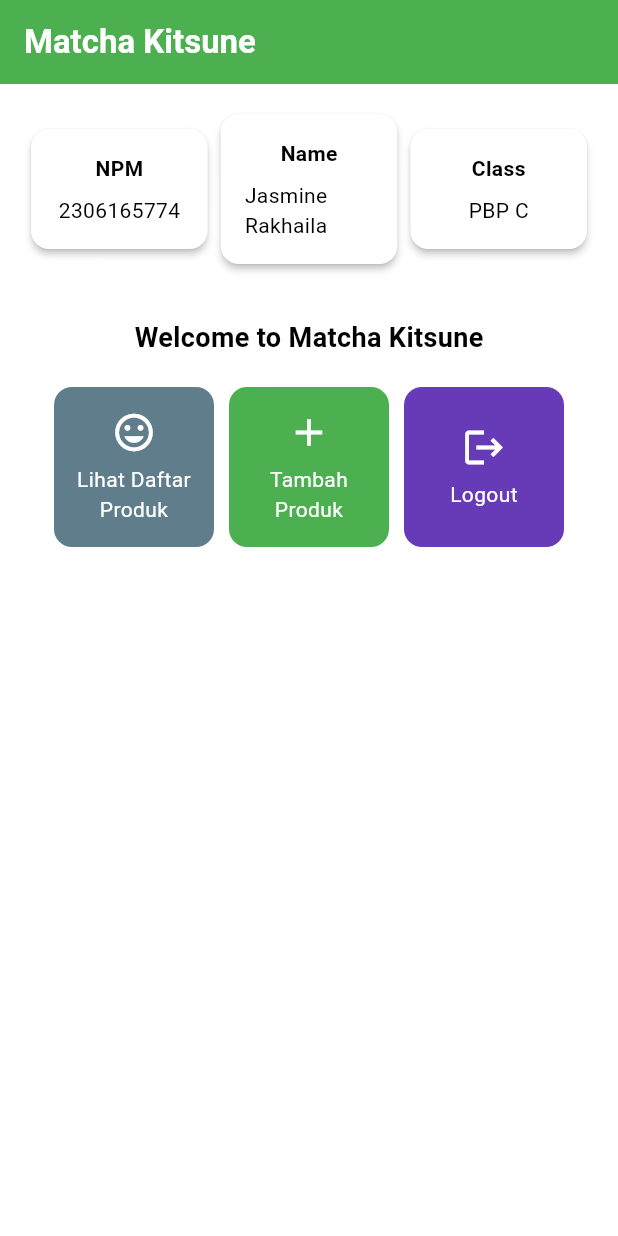
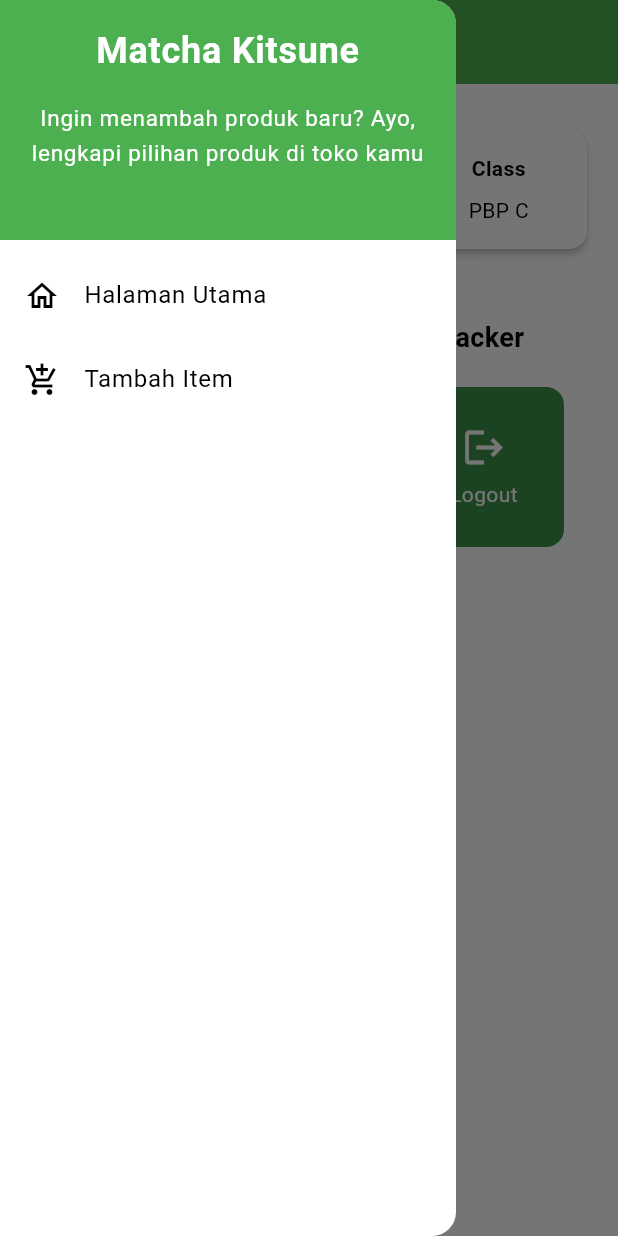
Before and after one commit to jasminerakhaila/matcha-kitsune, a Flutter app: the screen it shows after launch, with the side drawer open (before the commit the screen has no drawer), on a phone screen of 412 x 824 dp. Run offline on Flutter 3.47's test engine with Material 3 defaults, Android fonts, the phone set to English and light mode, and no system bars.

Commit message:
Tugas 8 done

```diff
--- a/lib/main.dart
+++ b/lib/main.dart
@@ -1,6 +1,5 @@
 import 'package:flutter/material.dart';
-import 'package:matcha_kitsune/menu.dart';
-import 'package:matcha_kitsune/menu.dart';
+import 'package:matcha_kitsune/screens/menu.dart';
 
 void main() {
   runApp(const MyApp());
--- a/lib/menu.dart
+++ /dev/null
@@ -1,188 +0,0 @@
-import 'package:flutter/material.dart';
-
-class MyHomePage extends StatelessWidget {
-  final String npm = '2306165774'; // NPM
-  final String name = 'Jasmine Rakhaila'; // Nama
-  final String className = 'PBP C'; // Kelas
-
-  MyHomePage({super.key});
-
-  final List<ItemHomepage> items = [
-    ItemHomepage("Lihat Daftar Produk", Icons.mood, Colors.blueGrey),
-    ItemHomepage("Tambah Produk", Icons.add,Colors.green),
-    ItemHomepage("Logout", Icons.logout, Colors.deepPurple),
-  ];
-
-  @override
-  Widget build(BuildContext context) {
-    // Scaffold menyediakan struktur dasar halaman dengan AppBar dan body.
-    return Scaffold(
-      // AppBar adalah bagian atas halaman yang menampilkan judul.
-      appBar: AppBar(
-        // Judul aplikasi "Matcha Kitsune" dengan teks putih dan tebal.
-        title: const Text(
-          'Matcha Kitsune',
-          style: TextStyle(
-            color: Colors.white,
-            fontWeight: FontWeight.bold,
-          ),
-        ),
-        // Warna latar belakang AppBar diambil dari skema warna tema aplikasi.
-        backgroundColor: Theme.of(context).colorScheme.primary,
-      ),
-      // Body halaman dengan padding di sekelilingnya.
-      body: Padding(
-        padding: const EdgeInsets.all(16.0),
-        // Menyusun widget secara vertikal dalam sebuah kolom.
-        child: Column(
-          crossAxisAlignment: CrossAxisAlignment.center,
-          children: [
-            // Row untuk menampilkan 3 InfoCard secara horizontal.
-            Row(
-              mainAxisAlignment: MainAxisAlignment.spaceEvenly,
-              children: [
-                InfoCard(title: 'NPM', content: npm),
-                InfoCard(title: 'Name', content: name),
-                InfoCard(title: 'Class', content: className),
-              ],
-            ),
-
-            // Memberikan jarak vertikal 16 unit.
-            const SizedBox(height: 16.0),
-
-            // Menempatkan widget berikutnya di tengah halaman.
-            Center(
-              child: Column(
-                // Menyusun teks dan grid item secara vertikal.
-
-                children: [
-                  // Menampilkan teks sambutan dengan gaya tebal dan ukuran 18.
-                  const Padding(
-                    padding: EdgeInsets.only(top: 16.0),
-                    child: Text(
-                      'Welcome to Matcha Kitsune',
-                      style: TextStyle(
-                        fontWeight: FontWeight.bold,
-                        fontSize: 18.0,
-                      ),
-                    ),
-                  ),
-
-                  // Grid untuk menampilkan ItemCard dalam bentuk grid 3 kolom.
-                  GridView.count(
-                    primary: true,
-                    padding: const EdgeInsets.all(20),
-                    crossAxisSpacing: 10,
-                    mainAxisSpacing: 10,
-                    crossAxisCount: 3,
-                    // Agar grid menyesuaikan tinggi kontennya.
-                    shrinkWrap: true,
-
-                    // Menampilkan ItemCard untuk setiap item dalam list items.
-                    children: items.map((ItemHomepage item) {
-                      return ItemCard(item);
-                    }).toList(),
-                  ),
-                ],
-              ),
-            ),
-          ],
-        ),
-      ),
-    );
-  }
-}
-
-class InfoCard extends StatelessWidget {
-  // Kartu informasi yang menampilkan title dan content.
-
-  final String title; // Judul kartu.
-  final String content; // Isi kartu.
-
-  const InfoCard({super.key, required this.title, required this.content});
-
-  @override
-  Widget build(BuildContext context) {
-    return Card(
-      // Membuat kotak kartu dengan bayangan dibawahnya.
-      elevation: 2.0,
-      child: Container(
-        // Mengatur ukuran dan jarak di dalam kartu.
-        width: MediaQuery.of(context).size.width /
-            3.5, // menyesuaikan dengan lebar device yang digunakan.
-        padding: const EdgeInsets.all(16.0),
-        // Menyusun title dan content secara vertikal.
-        child: Column(
-          children: [
-            Text(
-              title,
-              style: const TextStyle(fontWeight: FontWeight.bold),
-            ),
-            const SizedBox(height: 8.0),
-            Text(content),
-          ],
-        ),
-      ),
-    );
-  }
-}
-
-class ItemCard extends StatelessWidget {
-  // Menampilkan kartu dengan ikon dan nama.
-
-  final ItemHomepage item;
-
-  const ItemCard(this.item, {super.key});
-
-  @override
-  Widget build(BuildContext context) {
-    return Material(
-      // Menentukan warna latar belakang dari tema aplikasi.
-      color: item.color, // Menggunakan warna dari item
-      // Membuat sudut kartu melengkung.
-      borderRadius: BorderRadius.circular(12),
-
-      child: InkWell(
-        // Aksi ketika kartu ditekan.
-        onTap: () {
-          // Menampilkan pesan SnackBar saat kartu ditekan.
-          ScaffoldMessenger.of(context)
-            ..hideCurrentSnackBar()
-            ..showSnackBar(SnackBar(
-                content: Text("Kamu telah menekan tombol ${item.name}!")));
-        },
-        // Container untuk menyimpan Icon dan Text
-        child: Container(
-          padding: const EdgeInsets.all(8),
-          child: Center(
-            child: Column(
-              // Menyusun ikon dan teks di tengah kartu.
-              mainAxisAlignment: MainAxisAlignment.center,
-              children: [
-                Icon(
-                  item.icon,
-                  color: Colors.white,
-                  size: 30.0,
-                ),
-                const Padding(padding: EdgeInsets.all(3)),
-                Text(
-                  item.name,
-                  textAlign: TextAlign.center,
-                  style: const TextStyle(color: Colors.white),
-                ),
-              ],
-            ),
-          ),
-        ),
-      ),
-    );
-  }
-}
-
-class ItemHomepage {
-  final String name;
-  final IconData icon;
-  final Color color;
-
-  ItemHomepage(this.name, this.icon, this.color);
-}
--- /dev/null
+++ b/lib/screens/menu.dart
@@ -0,0 +1,107 @@
+import 'package:flutter/material.dart';
+import 'package:matcha_kitsune/widgets/left_drawer.dart';
+import 'package:matcha_kitsune/widgets/product_card.dart'; // New import
+
+class MyHomePage extends StatelessWidget {
+  final String npm = '2306165774'; // NPM
+  final String name = 'Jasmine Rakhaila'; // Nama
+  final String className = 'PBP C'; // Kelas
+
+  MyHomePage({super.key});
+
+  final List<ItemHomepage> items = [
+    ItemHomepage("Lihat Product", Icons.add_shopping_cart),
+    ItemHomepage("Tambah Product", Icons.add),
+    ItemHomepage("Logout", Icons.logout),
+  ];
+
+  @override
+  Widget build(BuildContext context) {
+    return Scaffold(
+      drawer: const LeftDrawer(),
+      appBar: AppBar(
+        iconTheme: const IconThemeData(color: Colors.white),
+        title: const Text(
+          'Matcha Kitsune',
+          style: TextStyle(
+            color: Colors.white,
+            fontWeight: FontWeight.bold,
+          ),
+        ),
+        backgroundColor: Theme.of(context).colorScheme.primary,
+      ),
+      body: Padding(
+        padding: const EdgeInsets.all(16.0),
+        child: Column(
+          crossAxisAlignment: CrossAxisAlignment.center,
+          children: [
+            Row(
+              mainAxisAlignment: MainAxisAlignment.spaceEvenly,
+              children: [
+                InfoCard(title: 'NPM', content: npm),
+                InfoCard(title: 'Name', content: name),
+                InfoCard(title: 'Class', content: className),
+              ],
+            ),
+            const SizedBox(height: 16.0),
+            Center(
+              child: Column(
+                children: [
+                  const Padding(
+                    padding: EdgeInsets.only(top: 16.0),
+                    child: Text(
+                      'Welcome to Mental Health Tracker',
+                      style: TextStyle(
+                        fontWeight: FontWeight.bold,
+                        fontSize: 18.0,
+                      ),
+                    ),
+                  ),
+                  GridView.count(
+                    primary: true,
+                    padding: const EdgeInsets.all(20),
+                    crossAxisSpacing: 10,
+                    mainAxisSpacing: 10,
+                    crossAxisCount: 3,
+                    shrinkWrap: true,
+                    children: items.map((ItemHomepage item) {
+                      return ItemCard(item);
+                    }).toList(),
+                  ),
+                ],
+              ),
+            ),
+          ],
+        ),
+      ),
+    );
+  }
+}
+
+class InfoCard extends StatelessWidget {
+  final String title;
+  final String content;
+
+  const InfoCard({super.key, required this.title, required this.content});
+
+  @override
+  Widget build(BuildContext context) {
+    return Card(
+      elevation: 2.0,
+      child: Container(
+        width: MediaQuery.of(context).size.width / 3.5,
+        padding: const EdgeInsets.all(16.0),
+        child: Column(
+          children: [
+            Text(
+              title,
+              style: const TextStyle(fontWeight: FontWeight.bold),
+            ),
+            const SizedBox(height: 8.0),
+            Text(content),
+          ],
+        ),
+      ),
+    );
+  }
+}
--- /dev/null
+++ b/lib/widgets/left_drawer.dart
@@ -0,0 +1,80 @@
+import 'package:flutter/material.dart';
+import 'package:matcha_kitsune/screens/menu.dart';
+// TODO: Impor halaman ProductEntryFormPage jika sudah dibuat
+import 'package:matcha_kitsune/screens/productentry_form.dart';
+
+
+class LeftDrawer extends StatelessWidget {
+  const LeftDrawer({super.key});
+
+  @override
+  Widget build(BuildContext context) {
+    return Drawer(
+      child: ListView(
+        children: [
+          DrawerHeader(
+            // TODO: Bagian drawer header
+              decoration: BoxDecoration(
+                color: Theme.of(context).colorScheme.primary,
+              ),
+              child: const Column(
+                children: [
+                  Text(
+                    'Matcha Kitsune',
+                    textAlign: TextAlign.center,
+                    style: TextStyle(
+                      fontSize: 24,
+                      fontWeight: FontWeight.bold,
+                      color: Colors.white,
+                    ),
+                  ),
+                  Padding(padding: EdgeInsets.all(8)),
+                  Text(
+                    "Ingin menambah produk baru? Ayo, lengkapi pilihan produk di toko kamu",
+                    textAlign: TextAlign.center,
+                    style: TextStyle(
+                      fontSize: 15,
+                      fontWeight: FontWeight.normal,
+                      color: Colors.white,
+                    ),
+                  ),
+                ],
+
+              ),
+          ),
+          // TODO: Bagian routing
+            ListTile(
+              leading: const Icon(Icons.home_outlined),
+              title: const Text('Halaman Utama'),
+              // Bagian redirection ke MyHomePage
+              onTap: () {
+                Navigator.pushReplacement(
+                    context,
+                    MaterialPageRoute(
+                      builder: (context) => MyHomePage(),
+                    ));
+              },
+            ),
+            ListTile(
+              leading: const Icon(Icons.add_shopping_cart),
+              title: const Text('Tambah Item'),
+              // Bagian redirection ke ProductEntryFormPage
+              onTap: () {
+                /*
+                TODO: Buatlah routing ke ProductEntryFormPage di sini,
+                setelah halaman ProductEntryFormPage sudah dibuat.
+
+                */
+                Navigator.pushReplacement(
+                  context,
+                  MaterialPageRoute(
+                    builder: (context) => ProductEntryFormPage(),
+                  ),
+                );
+              },
+            ),
+        ],
+      ),
+    );
+  }
+}
--- /dev/null
+++ b/lib/widgets/product_card.dart
@@ -0,0 +1,55 @@
+import 'package:flutter/material.dart';
+import '../screens/productentry_form.dart';
+
+class ItemCard extends StatelessWidget {
+  final ItemHomepage item;
+
+  const ItemCard(this.item, {super.key});
+
+  @override
+  Widget build(BuildContext context) {
+    return Material(
+      color: Theme.of(context).colorScheme.secondary,
+      borderRadius: BorderRadius.circular(12),
+      child: InkWell(
+        onTap: () {
+          ScaffoldMessenger.of(context)
+            ..hideCurrentSnackBar()
+            ..showSnackBar(SnackBar(
+                content: Text("Kamu telah menekan tombol ${item.name}!")));
+
+          if (item.name == "Tambah Product") {
+            Navigator.push(
+              context,
+              MaterialPageRoute(builder: (context) => ProductEntryFormPage()),
+            );
+          }
+        },
+        child: Container(
+          padding: const EdgeInsets.all(8),
+          child: Center(
+            child: Column(
+              mainAxisAlignment: MainAxisAlignment.center,
+              children: [
+                Icon(item.icon, color: Colors.white, size: 30.0),
+                const Padding(padding: EdgeInsets.all(3)),
+                Text(
+                  item.name,
+                  textAlign: TextAlign.center,
+                  style: const TextStyle(color: Colors.white),
+                ),
+              ],
+            ),
+          ),
+        ),
+      ),
+    );
+  }
+}
+
+class ItemHomepage {
+  final String name;
+  final IconData icon;
+
+  ItemHomepage(this.name, this.icon);
+}
```
Also changed, not shown: lib/screens/productentry_form.dart (added, +158 -0 lines), 1 other file.
